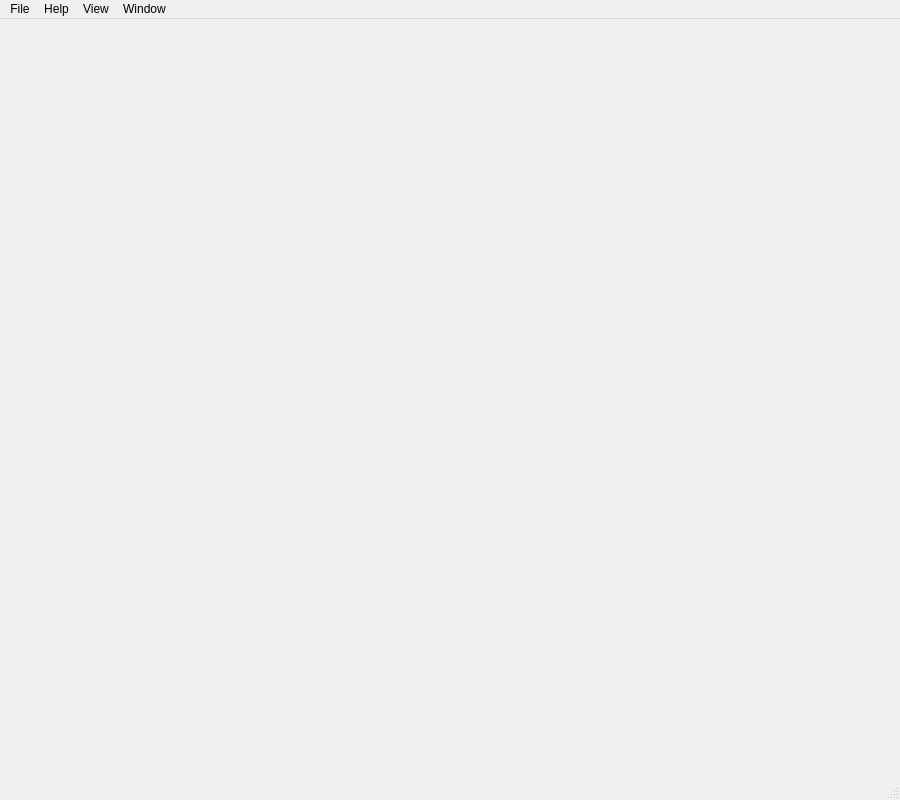
Old version of the form GUI/MainWindow/MainWindow.ui in the repository BrendonWatsonLab/PhoPyQtTimelinePlotter.
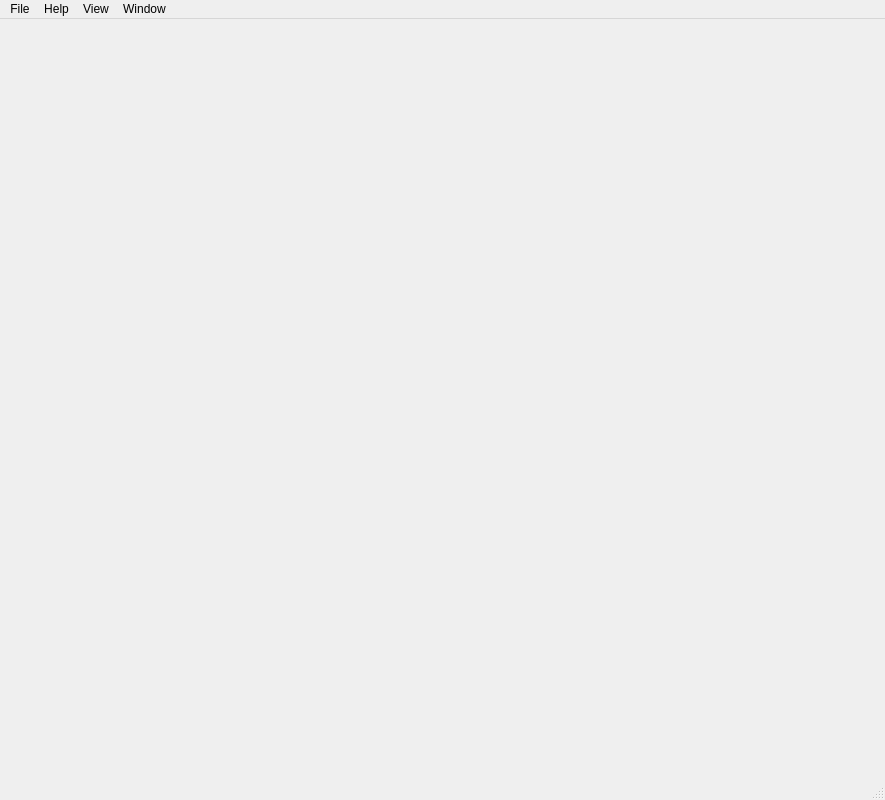
New version of the form.

Commit message: Enabled basic video file filesystem parsing and a list-window to display the results.

```diff
--- a/GUI/MainWindow/MainWindow.ui
+++ b/GUI/MainWindow/MainWindow.ui
@@ -9,7 +9,7 @@
    <rect>
     <x>0</x>
     <y>0</y>
-    <width>900</width>
+    <width>885</width>
     <height>800</height>
    </rect>
   </property>
@@ -31,8 +31,8 @@
     <rect>
      <x>0</x>
      <y>0</y>
-     <width>900</width>
-     <height>22</height>
+     <width>885</width>
+     <height>21</height>
     </rect>
    </property>
    <widget class="QMenu" name="menuFile">
```
The commit also changes 6 other files.
